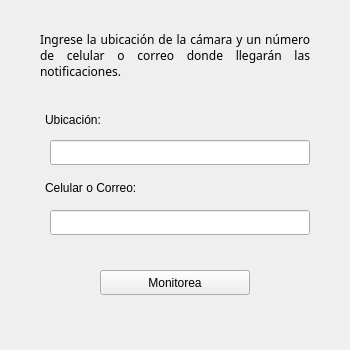
Above: Cliente/UI/monitoringWindow.ui from 5lander/weaponDetectionSystem before the change. Below: the same form after it.
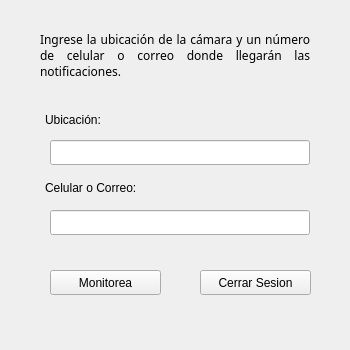
That is the form after the change.

```diff
--- a/Cliente/UI/monitoringWindow.ui
+++ b/Cliente/UI/monitoringWindow.ui
@@ -135,9 +135,9 @@
    <widget class="QPushButton" name="startMonitoring">
     <property name="geometry">
      <rect>
-      <x>100</x>
+      <x>50</x>
       <y>270</y>
-      <width>150</width>
+      <width>111</width>
       <height>25</height>
      </rect>
     </property>
@@ -150,6 +150,24 @@
      <string>Monitorea</string>
     </property>
    </widget>
+   <widget class="QPushButton" name="CerrarSesion">
+    <property name="geometry">
+     <rect>
+      <x>200</x>
+      <y>270</y>
+      <width>111</width>
+      <height>25</height>
+     </rect>
+    </property>
+    <property name="font">
+     <font>
+      <family>Arial</family>
+     </font>
+    </property>
+    <property name="text">
+     <string>Cerrar Sesion</string>
+    </property>
+   </widget>
   </widget>
  </widget>
  <resources/>
```
